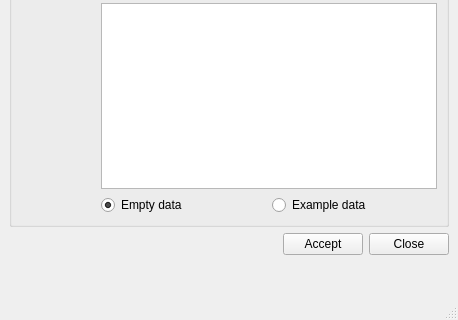
Above: core/ui/admin/admin_dbproject.ui from ibergis/ibergis_qgis_plugin before the change; both pictures show x 0 to 458 and y 181 to 501 of the 458 by 501 pixel window. Below: the same form after it.
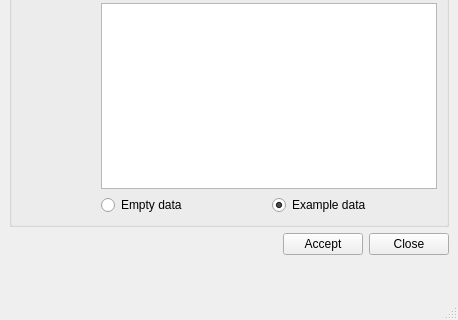
That is the form after the change.

Commit message: Check 'Example data' by default

Patch:
```diff
--- a/core/ui/admin/admin_dbproject.ui
+++ b/core/ui/admin/admin_dbproject.ui
@@ -110,7 +110,7 @@
             <string>Empty data</string>
            </property>
            <property name="checked">
-            <bool>true</bool>
+            <bool>false</bool>
            </property>
           </widget>
          </item>
@@ -119,6 +119,9 @@
            <property name="text">
             <string>Example data</string>
            </property>
+           <property name="checked">
+            <bool>true</bool>
+           </property>
           </widget>
          </item>
         </layout>
```
Left out of the diff: 6 changed lines with no effect on the pictures.
